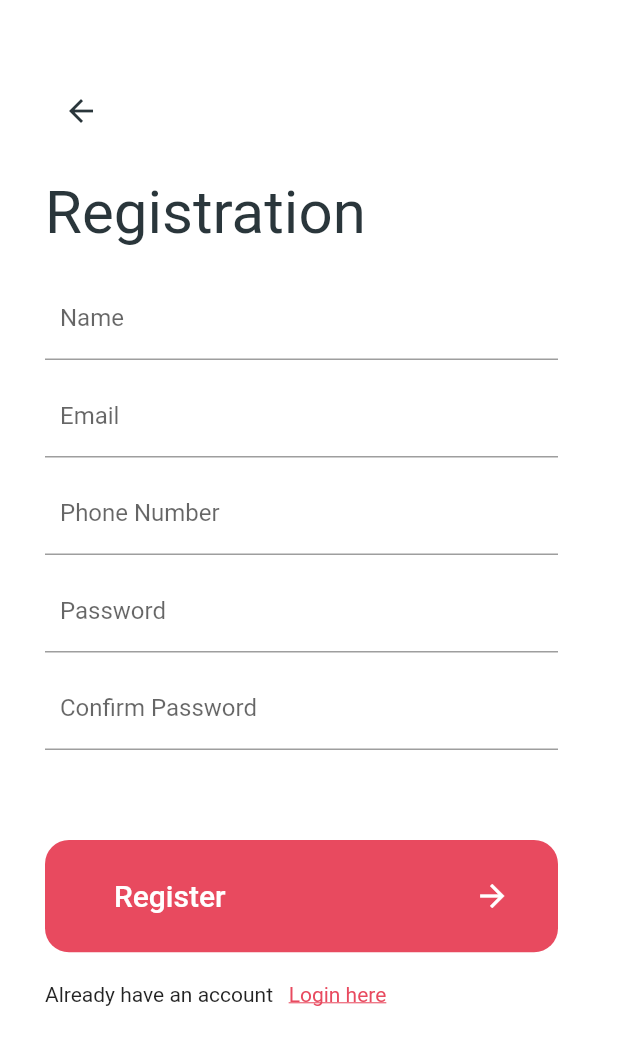
After one commit to nitish97083/Grocery, a Flutter app: the screen it shows after launch, after a tap on "Register here", on a phone screen of 412 x 824 dp. The commit adds this screen. Shown: the top 1045 px of the screen. Run offline on Flutter 3.47's test engine with Material 2 defaults, Android fonts, the phone set to English and light mode, and no system bars; our stand-ins replace shimmer; missing offline and left inert: dart:ffi.

Commit message:
Registration design bottom image need to be set

```diff
--- a/lib/login_register/login.dart
+++ b/lib/login_register/login.dart
@@ -1,7 +1,9 @@
 import 'package:flutter/cupertino.dart';
 import 'package:flutter/material.dart';
 import 'package:radhe_radhe/HomePage.dart';
+import 'package:radhe_radhe/login_register/register.dart';
 import 'package:shimmer/shimmer.dart';
+
 class Login extends StatefulWidget {
   @override
   State<StatefulWidget> createState() {
@@ -44,8 +46,8 @@ class _Login extends State<Login> {
               margin: EdgeInsets.only(top: 30),
               height: MediaQuery.of(context).size.height / 4,
               child: Form(
-                child: ListView(
-                  padding: const EdgeInsets.symmetric(vertical: 16.0),
+                child: Column(
+                  //padding: const EdgeInsets.symmetric(vertical: 16.0),
                   children: <Widget>[
                     TextFormField(
                       decoration: InputDecoration(
@@ -74,12 +76,10 @@ class _Login extends State<Login> {
               width: MediaQuery.of(context).size.width,
               height: MediaQuery.of(context).size.height / 11,
               child: Material(
-
-
                   shape: RoundedRectangleBorder(
                       borderRadius: BorderRadius.circular(16)),
                   color: Color(0xffe84a5f),
-                  child:MaterialButton(
+                  child: MaterialButton(
                     child: Row(
                       children: <Widget>[
                         Container(
@@ -95,7 +95,7 @@ class _Login extends State<Login> {
                           child: Container(
                             margin: EdgeInsets.only(left: 200),
                             child: IconButton(
-                              onPressed: (){},
+                              onPressed: () {},
                               icon: Icon(
                                 Icons.arrow_forward,
                                 color: Colors.white,
@@ -105,12 +105,12 @@ class _Login extends State<Login> {
                         )
                       ],
                     ),
-                    onPressed: (){
+                    onPressed: () {
                       naviagteTOLogin(context);
                     },
                   )
 
-                /* Row(
+                  /* Row(
                     children: <Widget>[
                       Container(
                           padding: EdgeInsets.only(left: 60),
@@ -132,7 +132,7 @@ class _Login extends State<Login> {
                       )
                     ],
                   ),*/
-              ),
+                  ),
             ),
             Container(
                 margin: EdgeInsets.only(top: 5),
@@ -151,7 +151,6 @@ class _Login extends State<Login> {
               child: Row(
                 children: <Widget>[
                   Container(
-
                       width: 35,
                       height: 35,
                       child: Image.asset("assets/login/google.png")),
@@ -165,13 +164,37 @@ class _Login extends State<Login> {
                             fit: BoxFit.fill)),*/
                 ],
               ),
-            )
+            ),
+            Container(
+                padding: EdgeInsets.only(left: 25),
+                alignment: Alignment.topLeft,
+                child: Row(
+                  children: <Widget>[
+                    Text("Don't have an account "),
+                    InkWell(
+                      child: Text(
+                        "Register here ",
+                        style: TextStyle(
+                            color: Color(0xffe84a5f),
+                            decoration: TextDecoration.underline),
+                      ),
+                      onTap: () {
+                        navigateToRegister(context);
+                      },
+                    )
+                  ],
+                ))
           ],
         ),
       )),
     );
   }
 }
-Future naviagteTOLogin(context) async{
+
+Future naviagteTOLogin(context) async {
   Navigator.push(context, MaterialPageRoute(builder: (context) => HomePage()));
 }
+
+Future navigateToRegister(context) async {
+  Navigator.push(context, MaterialPageRoute(builder: (context) => Register()));
+}
--- /dev/null
+++ b/lib/login_register/register.dart
@@ -0,0 +1,205 @@
+import 'package:flutter/cupertino.dart';
+import 'package:flutter/material.dart';
+import 'package:radhe_radhe/login_register/login.dart';
+
+class Register extends StatefulWidget {
+  @override
+  State<StatefulWidget> createState() {
+    // TODO: implement createState
+    return _Register();
+  }
+}
+
+class _Register extends State<Register> {
+  @override
+  Widget build(BuildContext context) {
+    // TODO: implement build
+    return Scaffold(
+      backgroundColor: Colors.white,
+      body: Container(
+        alignment: Alignment.bottomLeft,
+          /*decoration: BoxDecoration(
+
+              image: DecorationImage(
+                  image: AssetImage('assets/login/register.png'),
+
+                  fit: BoxFit.none)),*/
+        width: MediaQuery.of(context).size.width,
+        padding: EdgeInsets.only(top: 50, left: 30),
+        child: SingleChildScrollView(
+          child: Column(
+            children: <Widget>[
+              Container(
+                alignment: Alignment.topLeft,
+                child: IconButton(
+                  icon: Icon(
+                    Icons.arrow_back,
+                    color: Color(0xff2a363b),
+                  ),
+                  onPressed: () {
+                    Route route = MaterialPageRoute(builder: (context) => Login());
+                    Navigator.pushReplacement(context, route);
+                  },
+                ),
+              ),
+              Container(
+                alignment: Alignment.topLeft,
+                margin: EdgeInsets.only(top: 20),
+                child: Text(
+                  "Registration",
+                  style: TextStyle(color: Color(0xff2a363b), fontSize: 40),
+                ),
+              ),
+            Container(
+              padding: EdgeInsets.only(right: 40),
+              margin: EdgeInsets.only(top: 20),
+
+              child:   Form(
+
+                child: Column(
+
+                  children: <Widget>[
+                    TextFormField(
+                      decoration: InputDecoration(
+                        contentPadding: new EdgeInsets.symmetric(
+                            vertical: 10.0, horizontal: 10.0),
+                        labelText: "Name",
+                      ),
+                    ),
+                    SizedBox(height: 10),
+                    TextFormField(
+                      decoration: InputDecoration(
+                        contentPadding: new EdgeInsets.symmetric(
+                            vertical: 10.0, horizontal: 10.0),
+                        labelText: "Email",
+                      ),
+                    ),
+                    SizedBox(height: 10),
+                    TextFormField(
+                      decoration: InputDecoration(
+                        contentPadding: new EdgeInsets.symmetric(
+                            vertical: 10.0, horizontal: 10.0),
+                        labelText: "Phone Number",
+                      ),
+                    ),
+                    SizedBox(height: 10),
+                    TextFormField(
+                      decoration: InputDecoration(
+                        contentPadding: new EdgeInsets.symmetric(
+                            vertical: 10.0, horizontal: 10.0),
+                        labelText: "Password",
+                      ),
+                    ),
+                    SizedBox(height: 10),
+                    TextFormField(
+                      decoration: InputDecoration(
+                        contentPadding: new EdgeInsets.symmetric(
+                            vertical: 10.0, horizontal: 10.0),
+                        labelText: "Confirm Password",
+                      ),
+                    ),
+                    SizedBox(height: 10),
+                  ],
+                ),
+              ),
+            ),
+
+              Container(
+                margin: EdgeInsets.only( right: 40,top: 50),
+//              padding: EdgeInsets.only(left: 30,top: 10),
+                width: MediaQuery.of(context).size.width,
+                height: MediaQuery.of(context).size.height / 11,
+                child: Material(
+                    shape: RoundedRectangleBorder(
+                        borderRadius: BorderRadius.circular(16)),
+                    color: Color(0xffe84a5f),
+                    child: MaterialButton(
+                      child: Row(
+                        children: <Widget>[
+                          Container(
+                              padding: EdgeInsets.only(left: 30),
+                              child: Center(
+                                child: Text("Register",
+                                    style: TextStyle(
+                                      color: Colors.white,
+                                      fontSize: 20,
+                                    )),
+                              )),
+                          Expanded(
+                            child: Container(
+                              margin: EdgeInsets.only(left: 150),
+                              child: IconButton(
+                                onPressed: () {},
+                                icon: Icon(
+                                  Icons.arrow_forward,
+                                  color: Colors.white,
+                                ),
+                              ),
+                            ),
+                          )
+                        ],
+                      ),
+                      onPressed: () {
+
+                      },
+                    )
+
+                  /* Row(
+                    children: <Widget>[
+                      Container(
+                          padding: EdgeInsets.only(left: 60),
+                          child: Center(
+                            child: Text("Login",
+                                style: TextStyle(
+                                  color: Colors.white,
+                                  fontSize: 20,
+                                )),
+                          )),
+                      Container(
+                        margin: EdgeInsets.only(left: 200),
+                        child: IconButton(
+                          icon: Icon(
+                            Icons.arrow_forward,
+                            color: Colors.white,
+                          ),
+                        ),
+                      )
+                    ],
+                  ),*/
+                ),
+              ),
+              Container(
+                margin: EdgeInsets.only(top: 20),
+
+                child: Row(
+                  children: <Widget>[
+                    Text("Already have an account   "),
+                    InkWell(
+                      child: Text(
+                        "Login here ",
+                        style: TextStyle(
+                            color: Color(0xffe84a5f),
+                            decoration: TextDecoration.underline),
+                      ),
+                      onTap: () {
+                        Route route = MaterialPageRoute(builder: (context) => Login());
+                        Navigator.pushReplacement(context, route);
+                      },
+                    )
+                  ],
+                ),
+              ),
+              Container(
+
+                alignment: Alignment.bottomLeft,
+                height: 200,
+                width: MediaQuery.of(context).size.width,
+                 //Image.asset('assets/login/register.png',width: MediaQuery.of(context).size.width,),
+              )
+            ],
+          ),
+        ),
+      ),
+    );
+  }
+}
--- a/pubspec.yaml
+++ b/pubspec.yaml
@@ -47,6 +47,7 @@ flutter:
    - assets/login/login.png
    - assets/login/facebook.png
    - assets/login/google.png
+   - assets/login/register.png
   #  - images/a_dot_burr.jpeg
   #  - images/a_dot_ham.jpeg
 
```
Also changed, not shown: assets/login/register.png (added).
